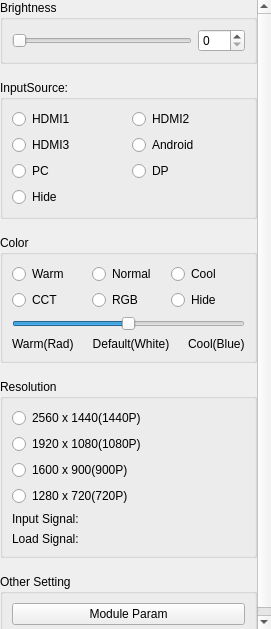
The window that src/MaxConfig3/mcscreen.ui (liyangfamily/TestActions) describes before a commit, drawn with Qt 5.
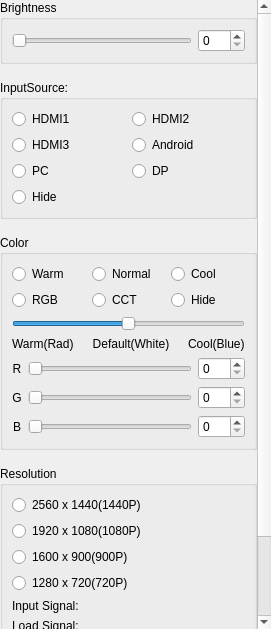
The same window after the commit.

```diff
--- a/src/MaxConfig3/mcscreen.ui
+++ b/src/MaxConfig3/mcscreen.ui
@@ -42,8 +42,8 @@
        <rect>
         <x>0</x>
         <y>0</y>
-        <width>271</width>
-        <height>629</height>
+        <width>257</width>
+        <height>718</height>
        </rect>
       </property>
       <layout class="QVBoxLayout" name="verticalLayout_4" stretch="0,0,0,0,0,0">
@@ -191,6 +191,57 @@
           <string>Color</string>
          </property>
          <layout class="QGridLayout" name="gridLayout_3">
+          <item row="3" column="0" colspan="3">
+           <layout class="QHBoxLayout" name="horizontalLayout_9" stretch="0,1,0">
+            <item>
+             <widget class="QLabel" name="labelWarm">
+              <property name="text">
+               <string>Warm(Rad)</string>
+              </property>
+             </widget>
+            </item>
+            <item>
+             <widget class="QLabel" name="labelDefault">
+              <property name="layoutDirection">
+               <enum>Qt::LeftToRight</enum>
+              </property>
+              <property name="text">
+               <string>Default(White)</string>
+              </property>
+              <property name="alignment">
+               <set>Qt::AlignCenter</set>
+              </property>
+             </widget>
+            </item>
+            <item>
+             <widget class="QLabel" name="labelCool">
+              <property name="text">
+               <string>Cool(Blue)</string>
+              </property>
+             </widget>
+            </item>
+           </layout>
+          </item>
+          <item row="0" column="1">
+           <widget class="QRadioButton" name="radioBtnNormal">
+            <property name="sizePolicy">
+             <sizepolicy hsizetype="Minimum" vsizetype="Preferred">
+              <horstretch>0</horstretch>
+              <verstretch>0</verstretch>
+             </sizepolicy>
+            </property>
+            <property name="text">
+             <string>Normal</string>
+            </property>
+           </widget>
+          </item>
+          <item row="1" column="2">
+           <widget class="QRadioButton" name="radioButtonHide2">
+            <property name="text">
+             <string>Hide</string>
+            </property>
+           </widget>
+          </item>
           <item row="0" column="0">
            <widget class="QRadioButton" name="radioBtnWarm">
             <property name="sizePolicy">
@@ -217,27 +268,7 @@
             </property>
            </widget>
           </item>
-          <item row="0" column="1">
-           <widget class="QRadioButton" name="radioBtnNormal">
-            <property name="sizePolicy">
-             <sizepolicy hsizetype="Minimum" vsizetype="Preferred">
-              <horstretch>0</horstretch>
-              <verstretch>0</verstretch>
-             </sizepolicy>
-            </property>
-            <property name="text">
-             <string>Normal</string>
-            </property>
-           </widget>
-          </item>
-          <item row="1" column="2">
-           <widget class="QRadioButton" name="radioButtonHide2">
-            <property name="text">
-             <string>Hide</string>
-            </property>
-           </widget>
-          </item>
-          <item row="1" column="1">
+          <item row="1" column="0">
            <widget class="QRadioButton" name="radioBtnRGB">
             <property name="sizePolicy">
              <sizepolicy hsizetype="Minimum" vsizetype="Preferred">
@@ -250,7 +281,7 @@
             </property>
            </widget>
           </item>
-          <item row="1" column="0">
+          <item row="1" column="1">
            <widget class="QRadioButton" name="radioBtnCCT">
             <property name="sizePolicy">
              <sizepolicy hsizetype="Minimum" vsizetype="Preferred">
@@ -300,36 +331,116 @@
             </property>
            </widget>
           </item>
-          <item row="3" column="0" colspan="3">
-           <layout class="QHBoxLayout" name="horizontalLayout_9" stretch="0,1,0">
-            <item>
-             <widget class="QLabel" name="labelWarm">
-              <property name="text">
-               <string>Warm(Rad)</string>
-              </property>
-             </widget>
-            </item>
-            <item>
-             <widget class="QLabel" name="labelDefault">
-              <property name="layoutDirection">
-               <enum>Qt::LeftToRight</enum>
-              </property>
-              <property name="text">
-               <string>Default(White)</string>
-              </property>
-              <property name="alignment">
-               <set>Qt::AlignCenter</set>
-              </property>
-             </widget>
-            </item>
-            <item>
-             <widget class="QLabel" name="labelCool">
-              <property name="text">
-               <string>Cool(Blue)</string>
-              </property>
-             </widget>
-            </item>
-           </layout>
+          <item row="4" column="0" colspan="3">
+           <widget class="QFrame" name="frameColorRGB">
+            <property name="minimumSize">
+             <size>
+              <width>0</width>
+              <height>0</height>
+             </size>
+            </property>
+            <property name="frameShape">
+             <enum>QFrame::NoFrame</enum>
+            </property>
+            <property name="frameShadow">
+             <enum>QFrame::Raised</enum>
+            </property>
+            <layout class="QGridLayout" name="gridLayout_4">
+             <property name="leftMargin">
+              <number>0</number>
+             </property>
+             <property name="topMargin">
+              <number>0</number>
+             </property>
+             <property name="rightMargin">
+              <number>0</number>
+             </property>
+             <property name="bottomMargin">
+              <number>0</number>
+             </property>
+             <item row="2" column="1">
+              <widget class="QSlider" name="hSliderColorB">
+               <property name="maximum">
+                <number>100</number>
+               </property>
+               <property name="orientation">
+                <enum>Qt::Horizontal</enum>
+               </property>
+              </widget>
+             </item>
+             <item row="0" column="1">
+              <widget class="QSlider" name="hSliderColorR">
+               <property name="maximum">
+                <number>100</number>
+               </property>
+               <property name="orientation">
+                <enum>Qt::Horizontal</enum>
+               </property>
+              </widget>
+             </item>
+             <item row="2" column="0">
+              <widget class="QLabel" name="labelColorB">
+               <property name="text">
+                <string>B</string>
+               </property>
+               <property name="alignment">
+                <set>Qt::AlignCenter</set>
+               </property>
+              </widget>
+             </item>
+             <item row="1" column="0">
+              <widget class="QLabel" name="labelColorG">
+               <property name="text">
+                <string>G</string>
+               </property>
+               <property name="alignment">
+                <set>Qt::AlignCenter</set>
+               </property>
+              </widget>
+             </item>
+             <item row="0" column="0">
+              <widget class="QLabel" name="labelColorR">
+               <property name="text">
+                <string>R</string>
+               </property>
+               <property name="alignment">
+                <set>Qt::AlignCenter</set>
+               </property>
+              </widget>
+             </item>
+             <item row="1" column="1">
+              <widget class="QSlider" name="hSliderColorG">
+               <property name="maximum">
+                <number>100</number>
+               </property>
+               <property name="orientation">
+                <enum>Qt::Horizontal</enum>
+               </property>
+              </widget>
+             </item>
+             <item row="0" column="2">
+              <widget class="QSpinBox" name="spinBoxColorR">
+               <property name="maximum">
+                <number>100</number>
+               </property>
+              </widget>
+             </item>
+             <item row="1" column="2">
+              <widget class="QSpinBox" name="spinBoxColorG">
+               <property name="maximum">
+                <number>100</number>
+               </property>
+              </widget>
+             </item>
+             <item row="2" column="2">
+              <widget class="QSpinBox" name="spinBoxColorB">
+               <property name="maximum">
+                <number>100</number>
+               </property>
+              </widget>
+             </item>
+            </layout>
+           </widget>
           </item>
          </layout>
         </widget>
@@ -421,6 +532,13 @@
             </property>
            </widget>
           </item>
+          <item>
+           <widget class="QPushButton" name="btnVideoSetting">
+            <property name="text">
+             <string>Video Setting</string>
+            </property>
+           </widget>
+          </item>
          </layout>
         </widget>
        </item>
```
Left out of the diff: 2 changed lines with no effect on the pictures.
